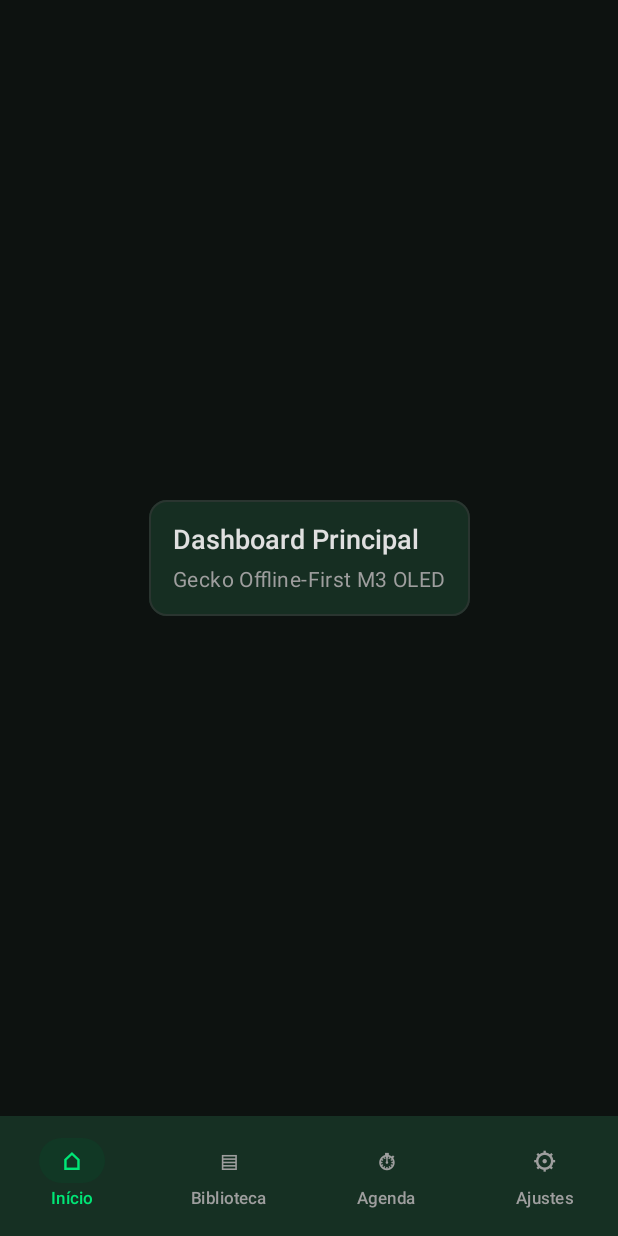
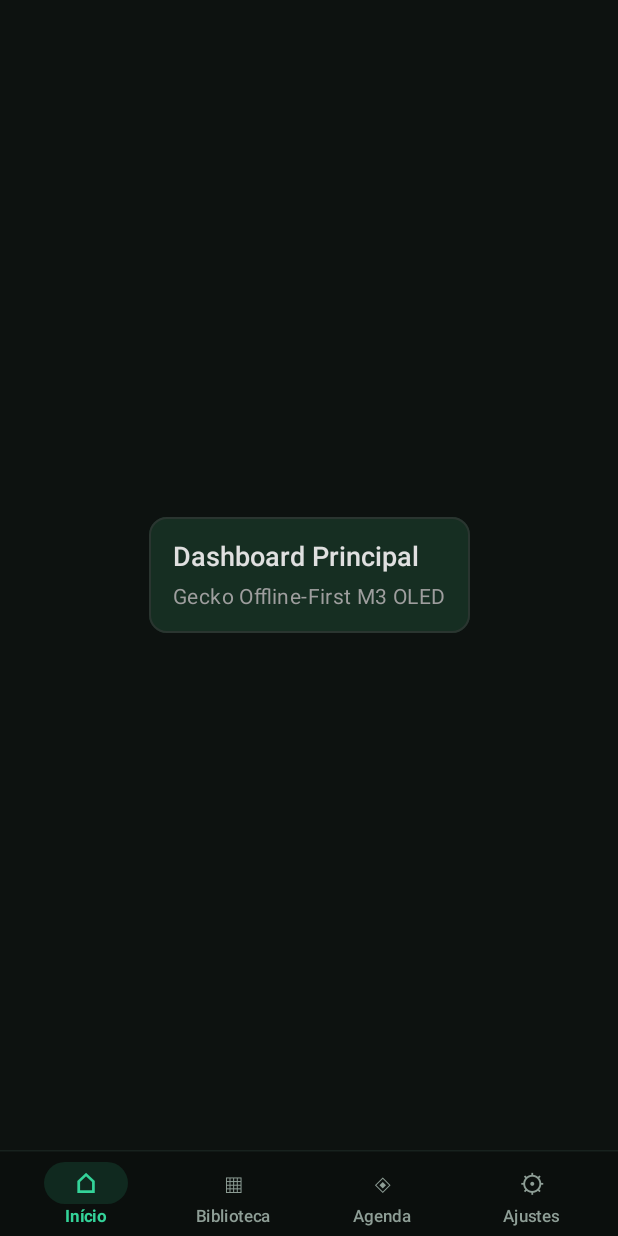
Before and after one commit to carvalho-xx/Gecko, an Android app built with Jetpack Compose: the screen it shows after launch (MainActivity), on a phone screen of 412 x 824 dp. Run offline under Robolectric (Android 15) with nearby library versions, the phone set to English and light mode, and no system bars; our stand-ins replace Dagger/Hilt's generated code; libraries missing offline, so code that uses them is left out: androidx.hilt.work.

Commit message:
fix(ui): compact GeckoBottomNavigationBar matching FigCraft BottomNavClean1 (Etapa 3.1.1)

```diff
--- a/app/src/main/java/io/github/carvalhoxx/gecko/presentation/navigation/GeckoNavHost.kt
+++ b/app/src/main/java/io/github/carvalhoxx/gecko/presentation/navigation/GeckoNavHost.kt
@@ -1,22 +1,41 @@
 package io.github.carvalhoxx.gecko.presentation.navigation
 
+import androidx.compose.foundation.background
+import androidx.compose.foundation.clickable
 import androidx.compose.foundation.layout.Arrangement
+import androidx.compose.foundation.layout.Box
 import androidx.compose.foundation.layout.Column
+import androidx.compose.foundation.layout.Row
+import androidx.compose.foundation.layout.defaultMinSize
 import androidx.compose.foundation.layout.fillMaxSize
+import androidx.compose.foundation.layout.fillMaxWidth
+import androidx.compose.foundation.layout.height
+import androidx.compose.foundation.layout.navigationBarsPadding
 import androidx.compose.foundation.layout.padding
+import androidx.compose.foundation.layout.size
+import androidx.compose.foundation.selection.selectableGroup
+import androidx.compose.foundation.shape.RoundedCornerShape
+import androidx.compose.material3.HorizontalDivider
 import androidx.compose.material3.MaterialTheme
-import androidx.compose.material3.NavigationBar
-import androidx.compose.material3.NavigationBarItem
-import androidx.compose.material3.NavigationBarItemDefaults
 import androidx.compose.material3.Scaffold
+import androidx.compose.material3.Surface
 import androidx.compose.material3.Text
 import androidx.compose.runtime.Composable
 import androidx.compose.runtime.LaunchedEffect
 import androidx.compose.runtime.getValue
 import androidx.compose.ui.Alignment
 import androidx.compose.ui.Modifier
+import androidx.compose.ui.draw.clip
+import androidx.compose.ui.graphics.Color
 import androidx.compose.ui.platform.testTag
+import androidx.compose.ui.semantics.Role
+import androidx.compose.ui.semantics.contentDescription
+import androidx.compose.ui.semantics.role
+import androidx.compose.ui.semantics.selected
+import androidx.compose.ui.semantics.semantics
+import androidx.compose.ui.text.font.FontWeight
 import androidx.compose.ui.unit.dp
+import androidx.compose.ui.unit.sp
 import androidx.navigation.NavGraph.Companion.findStartDestination
 import androidx.navigation.NavHostController
 import androidx.navigation.NavType
@@ -28,14 +47,20 @@ import androidx.navigation.navArgument
 import io.github.carvalhoxx.gecko.core.ReleaseFeatureFlags
 import io.github.carvalhoxx.gecko.presentation.components.GeckoSurfaceCard
 import io.github.carvalhoxx.gecko.ui.theme.GeckoBackground
-import io.github.carvalhoxx.gecko.ui.theme.GeckoPrimary
-import io.github.carvalhoxx.gecko.ui.theme.GeckoPrimaryContainer
-import io.github.carvalhoxx.gecko.ui.theme.GeckoSurface
+import io.github.carvalhoxx.gecko.ui.theme.GeckoBottomNavActiveContent
+import io.github.carvalhoxx.gecko.ui.theme.GeckoBottomNavActivePill
+import io.github.carvalhoxx.gecko.ui.theme.GeckoBottomNavBg
+import io.github.carvalhoxx.gecko.ui.theme.GeckoBottomNavBorder
+import io.github.carvalhoxx.gecko.ui.theme.GeckoBottomNavInactiveContent
 import io.github.carvalhoxx.gecko.ui.theme.GeckoTextPrimary
 import io.github.carvalhoxx.gecko.ui.theme.GeckoTextSecondary
 
 /**
- * Barra de navegação inferior M3 OLED Dark adaptativa (4 abas no MVP v1.0, 5 abas na v1.1).
+ * Barra de navegação inferior compacta alinhada ao protótipo FigCraft (`BottomNavClean1`, id 270):
+ * - Container `#0B0F0D` com divisor superior `1.dp` `#18221E`.
+ * - Altura útil de conteúdo de `56.dp` (+ `navigationBarsPadding()`), evitando excesso vertical.
+ * - Pílula ativa `56x28.dp` (`cornerRadius = 14.dp`, `#10291F`), ícone `17.sp` e rótulo `11.sp` (`#34D399` ativo / `#8E9E96` inativo).
+ * - Alvo de toque mínimo garantido `>= 48x48.dp` por aba.
  */
 @Composable
 fun GeckoBottomNavigationBar(
@@ -46,38 +71,88 @@ fun GeckoBottomNavigationBar(
 ) {
     val destinations = GeckoRoutes.topLevelDestinations(featureFlags)
 
-    NavigationBar(
-        modifier = modifier.testTag("gecko_bottom_nav_bar"),
-        containerColor = GeckoSurface,
-        tonalElevation = 3.dp
+    Surface(
+        modifier = modifier
+            .fillMaxWidth()
+            .testTag("gecko_bottom_nav_bar"),
+        color = GeckoBottomNavBg,
+        tonalElevation = 0.dp,
+        shadowElevation = 0.dp
+    ) {
+        Column(
+            modifier = Modifier
+                .fillMaxWidth()
+                .navigationBarsPadding()
+        ) {
+            HorizontalDivider(
+                thickness = 1.dp,
+                color = GeckoBottomNavBorder
+            )
+            Row(
+                modifier = Modifier
+                    .fillMaxWidth()
+                    .height(56.dp)
+                    .selectableGroup()
+                    .padding(horizontal = 8.dp),
+                horizontalArrangement = Arrangement.SpaceEvenly,
+                verticalAlignment = Alignment.CenterVertically
             ) {
                 destinations.forEach { destination ->
-            val selected = currentRoute == destination.route
-            NavigationBarItem(
-                selected = selected,
-                onClick = { onNavigateToDestination(destination) },
-                modifier = Modifier.testTag(destination.testTag),
-                icon = {
+                    val isSelected = currentRoute == destination.route
+                    val contentColor = if (isSelected) {
+                        GeckoBottomNavActiveContent
+                    } else {
+                        GeckoBottomNavInactiveContent
+                    }
+                    val pillColor = if (isSelected) {
+                        GeckoBottomNavActivePill
+                    } else {
+                        Color.Transparent
+                    }
+
+                    Column(
+                        modifier = Modifier
+                            .weight(1f)
+                            .defaultMinSize(minWidth = 48.dp, minHeight = 48.dp)
+                            .clip(RoundedCornerShape(12.dp))
+                            .clickable { onNavigateToDestination(destination) }
+                            .semantics(mergeDescendants = true) {
+                                this.role = Role.Tab
+                                this.selected = isSelected
+                                this.contentDescription = destination.label
+                            }
+                            .testTag(destination.testTag),
+                        horizontalAlignment = Alignment.CenterHorizontally,
+                        verticalArrangement = Arrangement.Center
+                    ) {
+                        Box(
+                            modifier = Modifier
+                                .size(width = 56.dp, height = 28.dp)
+                                .background(
+                                    color = pillColor,
+                                    shape = RoundedCornerShape(14.dp)
+                                ),
+                            contentAlignment = Alignment.Center
+                        ) {
                             Text(
                                 text = destination.iconGlyph,
-                        style = MaterialTheme.typography.titleMedium,
-                        color = if (selected) GeckoPrimary else GeckoTextSecondary
+                                fontSize = if (isSelected) 18.sp else 17.sp,
+                                lineHeight = 20.sp,
+                                fontWeight = if (isSelected) FontWeight.Bold else FontWeight.Medium,
+                                color = contentColor
                             )
-                },
-                label = {
+                        }
                         Text(
                             text = destination.label,
-                        style = MaterialTheme.typography.labelSmall
+                            fontSize = 11.sp,
+                            lineHeight = 13.sp,
+                            fontWeight = if (isSelected) FontWeight.Bold else FontWeight.Medium,
+                            color = contentColor,
+                            modifier = Modifier.padding(top = 2.dp)
                         )
-                },
-                colors = NavigationBarItemDefaults.colors(
-                    selectedIconColor = GeckoPrimary,
-                    selectedTextColor = GeckoPrimary,
-                    indicatorColor = GeckoPrimaryContainer,
-                    unselectedIconColor = GeckoTextSecondary,
-                    unselectedTextColor = GeckoTextSecondary
-                )
-            )
+                    }
+                }
+            }
         }
     }
 }
--- a/app/src/main/java/io/github/carvalhoxx/gecko/presentation/navigation/GeckoRoutes.kt
+++ b/app/src/main/java/io/github/carvalhoxx/gecko/presentation/navigation/GeckoRoutes.kt
@@ -56,19 +56,19 @@ enum class GeckoTopLevelDestination(
     LIBRARY(
         route = GeckoRoutes.LIBRARY,
         label = "Biblioteca",
-        iconGlyph = "▤",
+        iconGlyph = "▦",
         testTag = "nav_tab_library"
     ),
     SCHEDULER(
         route = GeckoRoutes.SCHEDULER,
         label = "Agenda",
-        iconGlyph = "⏱",
+        iconGlyph = "◈",
         testTag = "nav_tab_scheduler"
     ),
     ANALYTICS(
         route = GeckoRoutes.ANALYTICS,
         label = "Análises",
-        iconGlyph = "📊",
+        iconGlyph = "◔",
         testTag = "nav_tab_analytics",
         requiresV11 = true
     ),
--- a/app/src/main/java/io/github/carvalhoxx/gecko/ui/theme/Color.kt
+++ b/app/src/main/java/io/github/carvalhoxx/gecko/ui/theme/Color.kt
@@ -63,3 +63,10 @@ val GeckoError = Color(0xFFFF5252)
 val GeckoOnError = Color(0xFF2D0608)
 val GeckoErrorContainer = Color(0xFF3D1418)
 val GeckoOnErrorContainer = Color(0xFFFFDAD6)
+
+// Tokens da Bottom Navigation Bar (FigCraft: BottomNavClean1 id 270)
+val GeckoBottomNavBg = Color(0xFF0B0F0D)
+val GeckoBottomNavBorder = Color(0xFF18221E)
+val GeckoBottomNavActivePill = Color(0xFF10291F)
+val GeckoBottomNavActiveContent = Color(0xFF34D399)
+val GeckoBottomNavInactiveContent = Color(0xFF8E9E96)
```
Also changed, not shown: 2 other files. Lines whose indentation alone changed are shown as unchanged.
